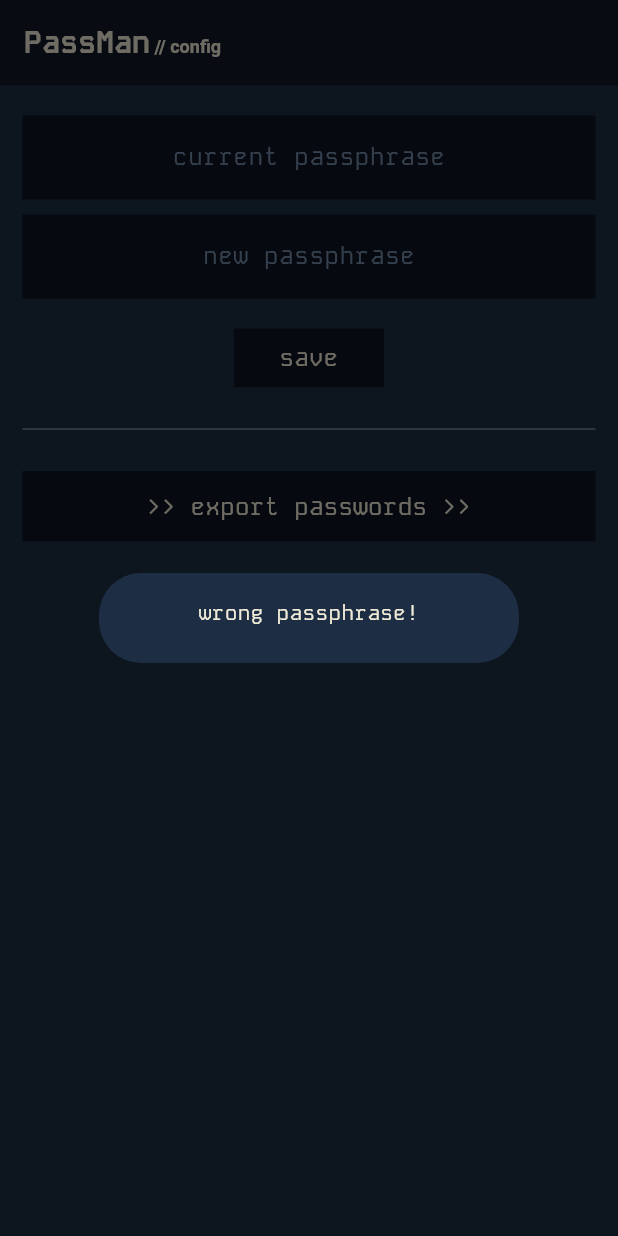
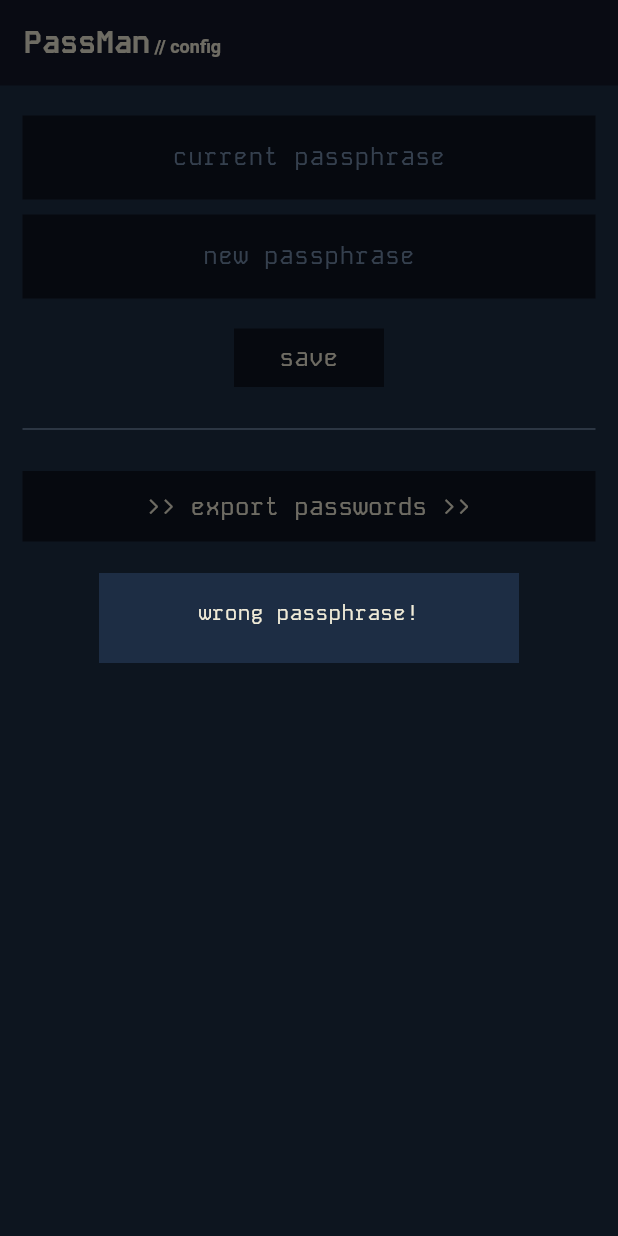
Before and after one commit to elomarii/PassMan, a Flutter app: the PassphraseView screen opened by its route, after a tap on "save", on a phone screen of 412 x 824 dp. Run offline on Flutter 3.47's test engine with Material 3 defaults, Android fonts, the phone set to English and light mode, and no system bars; our stand-ins replace get, hex, permission_handler, sqflite; missing offline and left inert: cryptography; accounts and stored records are empty.

Commit message:
small desing fixes

```diff
--- a/lib/views/home/home_view.dart
+++ b/lib/views/home/home_view.dart
@@ -22,7 +22,7 @@ class HomeView extends GetView<HomeController> {
             backgroundColor: AppColors.first,
             focusColor: AppColors.third,
             splashColor: AppColors.fourth,
-            child: const Text("add"),
+            child: Text("add", style: TextStyle(color: AppColors.fifth)),
           ),
           const SizedBox(width: 4),
           FloatingActionButton(
--- a/lib/views/passphrase/passphrase_controller.dart
+++ b/lib/views/passphrase/passphrase_controller.dart
@@ -25,6 +25,7 @@ class PassphraseController extends GetxController {
             style: TextStyle(color: AppColors.fifth),
             textAlign: TextAlign.center,
           ),
+          shape: const ContinuousRectangleBorder(),
           backgroundColor: AppColors.second,
         ),
       );
```
